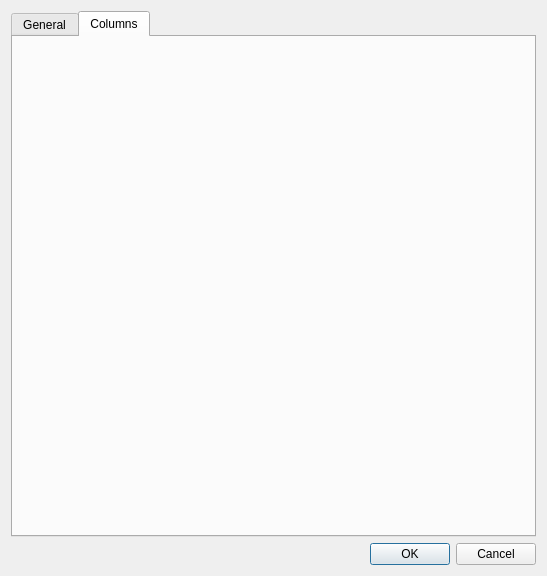
Above: app/settingsdialog.ui from DarkHobbit/homewallet before the change. Below: the same form after it.
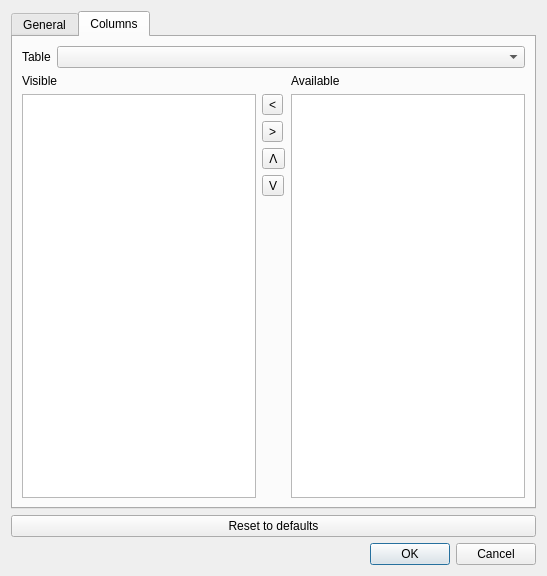
That is the form after the change. The open tabs and pages were chosen to show the change.

Commit message: Column view settings

What changed in the file:
```diff
--- a/app/settingsdialog.ui
+++ b/app/settingsdialog.ui
@@ -150,10 +150,116 @@
       <attribute name="title">
        <string>Columns</string>
       </attribute>
-      <layout class="QGridLayout" name="gridLayout"/>
+      <layout class="QVBoxLayout" name="vlayColumns">
+       <item>
+        <layout class="QHBoxLayout" name="horizontalLayout">
+         <item>
+          <widget class="QLabel" name="lbTableNames">
+           <property name="text">
+            <string>Table</string>
+           </property>
+          </widget>
+         </item>
+         <item>
+          <widget class="QComboBox" name="cbTableNames">
+           <property name="sizePolicy">
+            <sizepolicy hsizetype="Expanding" vsizetype="Fixed">
+             <horstretch>0</horstretch>
+             <verstretch>0</verstretch>
+            </sizepolicy>
+           </property>
+          </widget>
+         </item>
+        </layout>
+       </item>
+       <item>
+        <layout class="QGridLayout" name="gridLayout">
+         <item row="0" column="0">
+          <widget class="QLabel" name="lbVisibleColumns">
+           <property name="text">
+            <string>Visible</string>
+           </property>
+          </widget>
+         </item>
+         <item row="0" column="2">
+          <widget class="QLabel" name="lbAvailableColumns">
+           <property name="text">
+            <string>Available</string>
+           </property>
+          </widget>
+         </item>
+         <item row="1" column="0">
+          <widget class="QListWidget" name="lwVisibleColumns">
+           <property name="selectionMode">
+            <enum>QAbstractItemView::MultiSelection</enum>
+           </property>
+          </widget>
+         </item>
+         <item row="1" column="1">
+          <layout class="QVBoxLayout" name="verticalLayout_3">
+           <item>
+            <widget class="QToolButton" name="btnAddCol">
+             <property name="text">
+              <string notr="true">&lt;</string>
+             </property>
+            </widget>
+           </item>
+           <item>
+            <widget class="QToolButton" name="btnDelCol">
+             <property name="text">
+              <string notr="true">&gt;</string>
+             </property>
+            </widget>
+           </item>
+           <item>
+            <widget class="QToolButton" name="btnUpCol">
+             <property name="text">
+              <string notr="true">Ʌ</string>
+             </property>
+            </widget>
+           </item>
+           <item>
+            <widget class="QToolButton" name="btnDownCol">
+             <property name="text">
+              <string notr="true">V</string>
+             </property>
+            </widget>
+           </item>
+           <item>
+            <spacer name="verticalSpacer">
+             <property name="orientation">
+              <enum>Qt::Vertical</enum>
+             </property>
+             <property name="sizeHint" stdset="0">
+              <size>
+               <width>20</width>
+               <height>40</height>
+              </size>
+             </property>
+            </spacer>
+           </item>
+          </layout>
+         </item>
+         <item row="1" column="2">
+          <widget class="QListWidget" name="lwAvailableColumns">
+           <property name="selectionMode">
+            <enum>QAbstractItemView::MultiSelection</enum>
+           </property>
+          </widget>
+         </item>
+        </layout>
+       </item>
+      </layout>
      </widget>
     </widget>
    </item>
+   <item>
+    <widget class="QPushButton" name="btnResetColumnToDefaults">
+     <property name="text">
+      <string>Reset to defaults</string>
+     </property>
+    </widget>
+   </item>
    <item>
     <widget class="QDialogButtonBox" name="buttonBox">
      <property name="orientation">
```
The commit also changes 19 other files.
